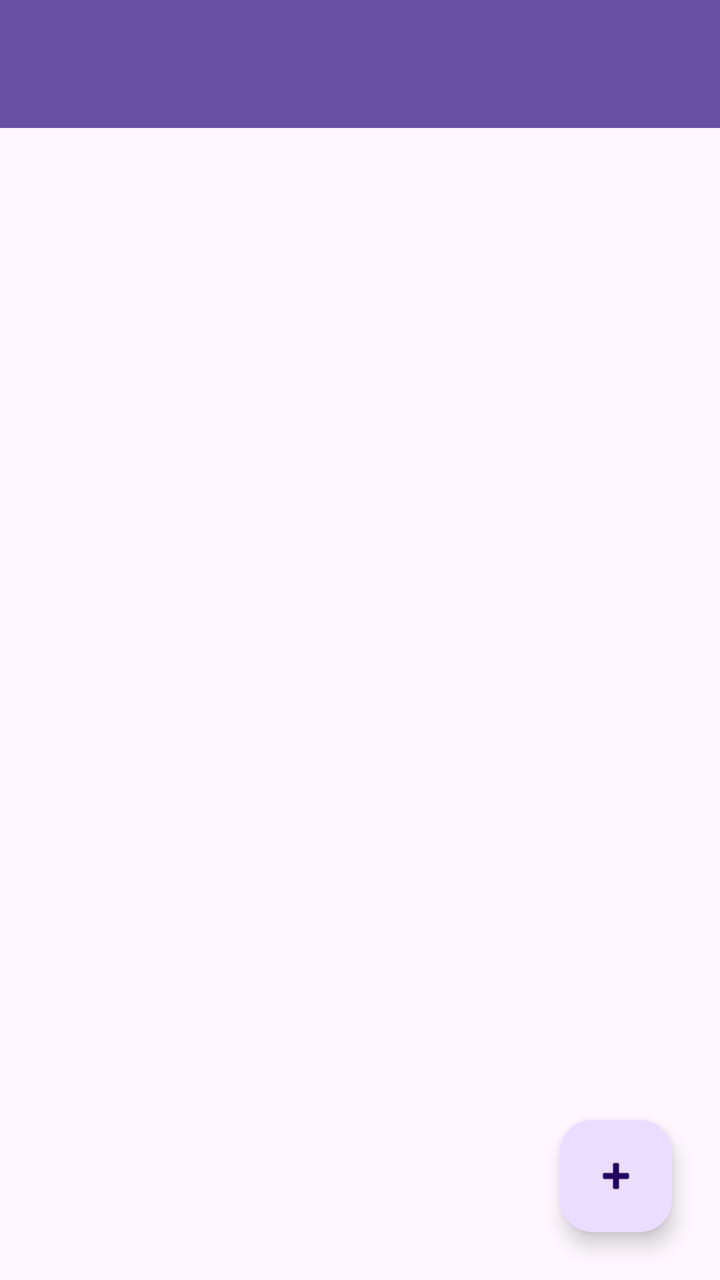
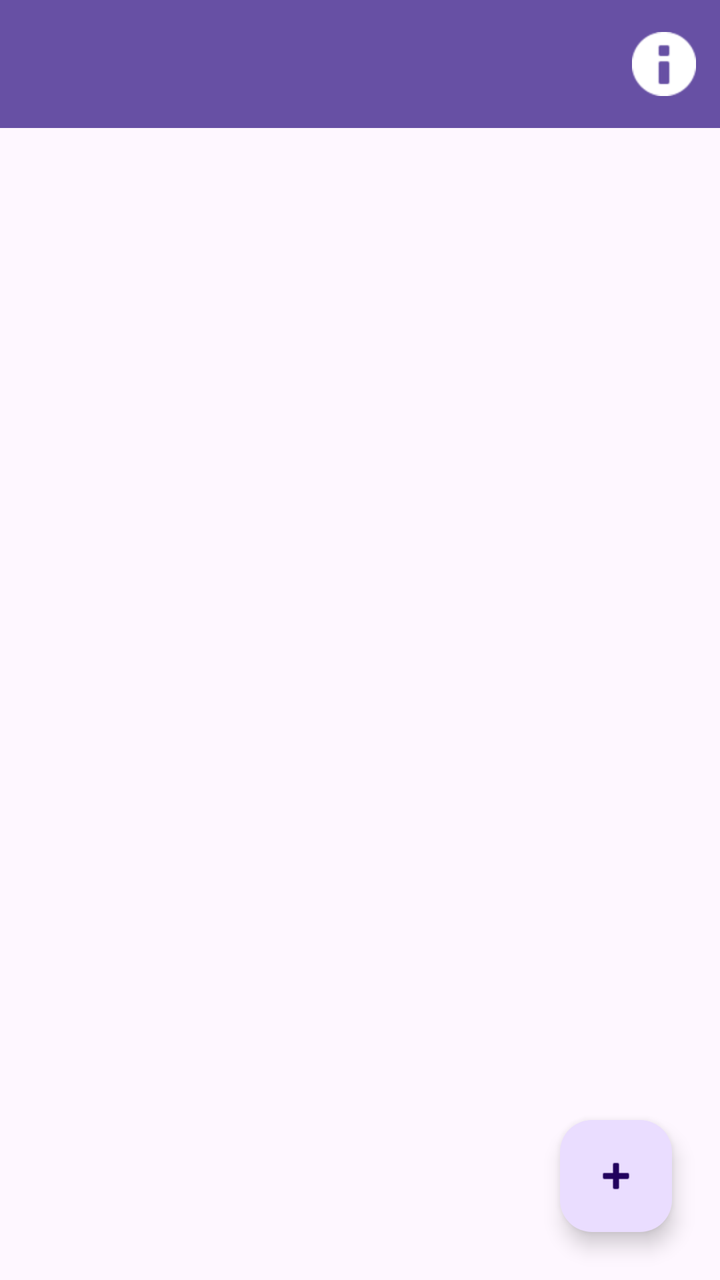

Before-and-after screenshots of an Android layout around one commit, followed by the original layout XML and the change that was made.
<!-- AndroidManifest.xml: application theme Theme.SystemScheduler -->
<!-- res/layout/activity_main.xml -->
<?xml version="1.0" encoding="utf-8"?>
<androidx.coordinatorlayout.widget.CoordinatorLayout xmlns:android="http://schemas.android.com/apk/res/android"
    xmlns:app="http://schemas.android.com/apk/res-auto"
    xmlns:tools="http://schemas.android.com/tools"
    android:layout_width="match_parent"
    android:layout_height="match_parent"
    tools:context=".MainActivity">

    <com.google.android.material.appbar.AppBarLayout
        android:layout_width="match_parent"
        android:layout_height="wrap_content">

        <com.google.android.material.appbar.MaterialToolbar
            android:id="@+id/toolbar"
            android:layout_width="match_parent"
            android:layout_height="?attr/actionBarSize"
            android:title="@string/app_name"
            app:titleTextColor="?attr/colorOnPrimary"
            android:background="?attr/colorPrimary" />

    </com.google.android.material.appbar.AppBarLayout>

    <LinearLayout
        android:layout_width="match_parent"
        android:layout_height="match_parent"
        android:orientation="vertical"
        android:padding="16dp"
        app:layout_behavior="@string/appbar_scrolling_view_behavior">

        <TextView
            android:id="@+id/text_empty_state"
            android:layout_width="match_parent"
            android:layout_height="wrap_content"
            android:text="@string/empty_state_text"
            android:textAlignment="center"
            android:textSize="16sp"
            android:layout_marginTop="32dp"
            android:visibility="gone" />

        <androidx.recyclerview.widget.RecyclerView
            android:id="@+id/recycler_schedules"
            android:layout_width="match_parent"
            android:layout_height="match_parent" />

    </LinearLayout>

    <com.google.android.material.floatingactionbutton.FloatingActionButton
        android:id="@+id/fab_add_schedule"
        android:layout_width="wrap_content"
        android:layout_height="wrap_content"
        android:layout_gravity="bottom|end"
        android:layout_margin="24dp"
        android:contentDescription="@string/fab_add_schedule_desc"
        app:srcCompat="@android:drawable/ic_input_add" />

</androidx.coordinatorlayout.widget.CoordinatorLayout>
<!-- resources referenced by this layout -->
<resources>
  <string name="app_name">System Scheduler</string>
  <string name="empty_state_text">No schedules created yet.\nTap + to add a new schedule.</string>
  <string name="fab_add_schedule_desc">Add schedule</string>
  <style name="Theme.SystemScheduler" parent="Theme.Material3.DayNight.NoActionBar">
          
      </style>
</resources>

<!-- the commit's change to res/layout/activity_main.xml (unified diff, before → after) -->
@@ -16,7 +16,20 @@
             android:layout_height="?attr/actionBarSize"
             android:title="@string/app_name"
             app:titleTextColor="?attr/colorOnPrimary"
-            android:background="?attr/colorPrimary" />
+            android:background="?attr/colorPrimary">
+
+            <ImageButton
+                android:id="@+id/btn_permissions_info"
+                android:layout_width="wrap_content"
+                android:layout_height="wrap_content"
+                android:layout_gravity="end"
+                android:padding="12dp"
+                android:background="?attr/selectableItemBackgroundBorderless"
+                android:contentDescription="@string/action_permissions_info"
+                android:src="@android:drawable/ic_dialog_info"
+                app:tint="?attr/colorOnPrimary" />
+
+        </com.google.android.material.appbar.MaterialToolbar>
 
     </com.google.android.material.appbar.AppBarLayout>
 
<!-- resource entries referenced after the edit -->
@@ -1,5 +1,6 @@
 <!-- resources referenced by this layout -->
 <resources>
+  <string name="action_permissions_info">Permissions Setup Instructions</string>
   <string name="app_name">System Scheduler</string>
   <string name="empty_state_text">No schedules created yet.\nTap + to add a new schedule.</string>
   <string name="fab_add_schedule_desc">Add schedule</string>
